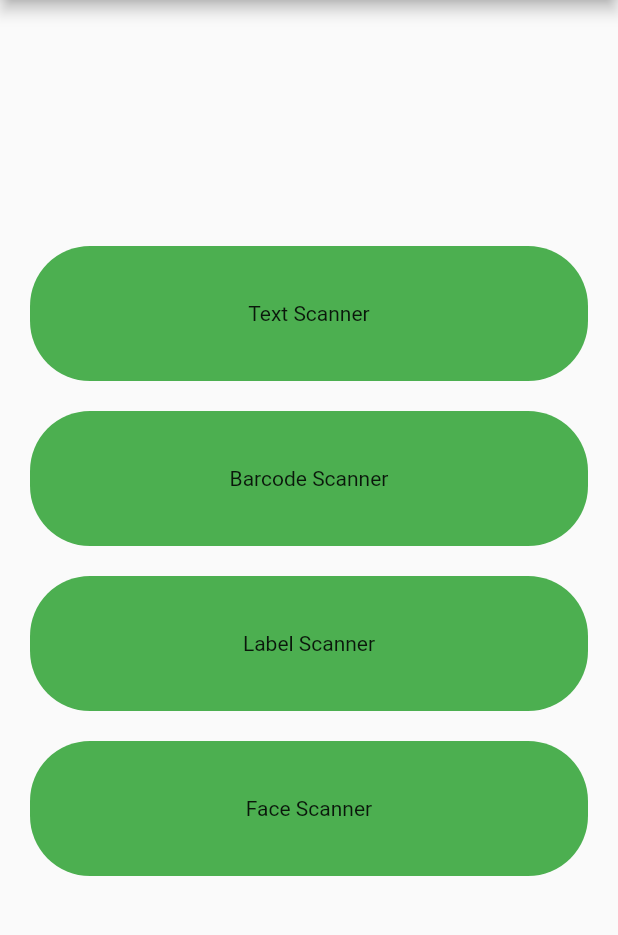
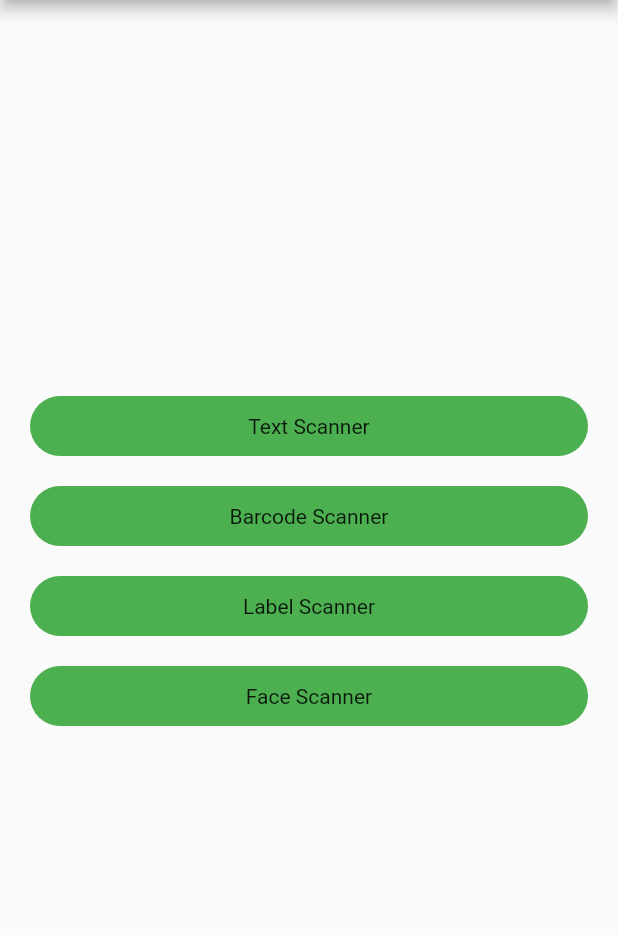
Before and after one commit to lahiruroot/FlutterMLKit, a Flutter app: the screen it shows after launch, on a phone screen of 412 x 824 dp, the part 84-1019 px from its top. Run offline on Flutter 3.47's test engine with Material 2 defaults, Android fonts, the phone set to English and light mode, and no system bars; our stand-ins replace image_picker; missing offline and left inert: mlkit.

Commit message:
Update displaycard.dart

```diff
--- a/lib/screens/displaycard.dart
+++ b/lib/screens/displaycard.dart
@@ -13,8 +13,8 @@ class DisplayCard extends StatelessWidget {
                             onTap:onPressed
                             ,
                             child: Container(
-                              width: 555,
-                              height:  90,
+                              width: 500,
+                              height:  40,
                               decoration: BoxDecoration(
                                 color: Colors.green,
                                 borderRadius: BorderRadius.circular(40),
```
